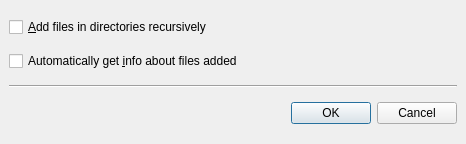
Before: the Qt Designer form src/playlistpreferences.ui in wilbert2000/wzplayer, drawn with Qt 5.
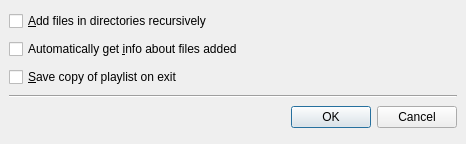
After: the same form once the commit is applied. Icons and pictures are not drawn.

Commit message: Added an option in the playlist's preferences to save a copy of the contents of the playlist to the config file.

What changed in the file:
```diff
--- a/src/playlistpreferences.ui
+++ b/src/playlistpreferences.ui
@@ -36,6 +36,13 @@
      </property>
     </widget>
    </item>
+   <item>
+    <widget class="QCheckBox" name="autosave_on_exit_check" >
+     <property name="text" >
+      <string>&amp;Save copy of playlist on exit</string>
+     </property>
+    </widget>
+   </item>
    <item>
     <widget class="Line" name="line" >
      <property name="orientation" >
```
The commit also changes 5 other files.
